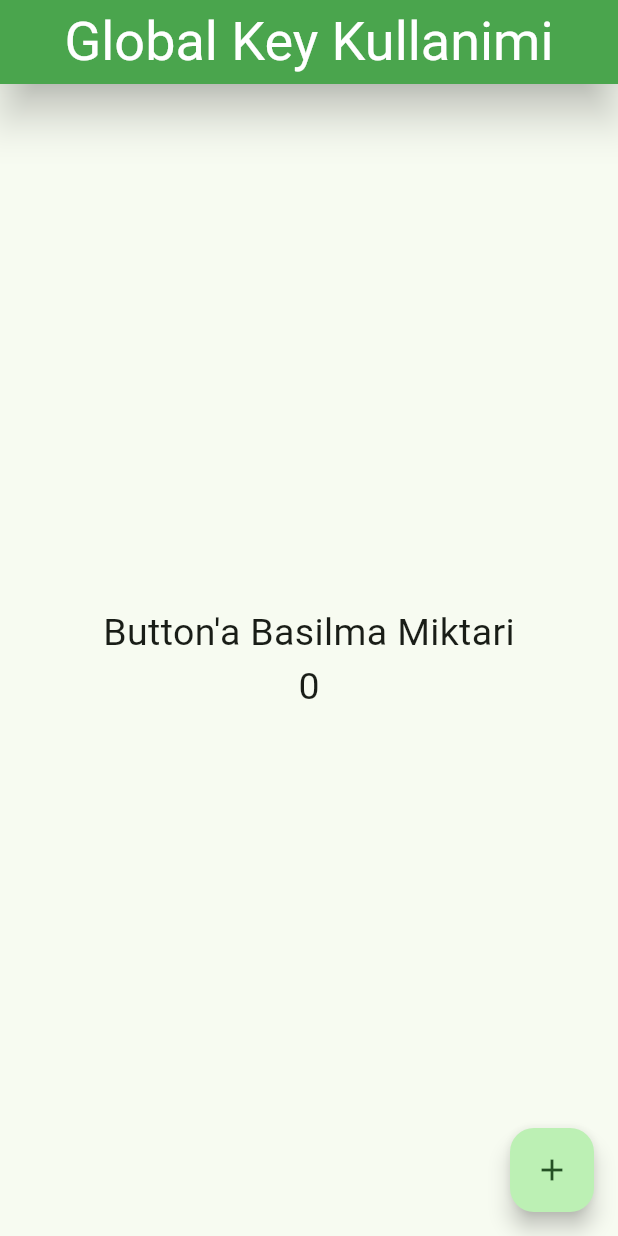
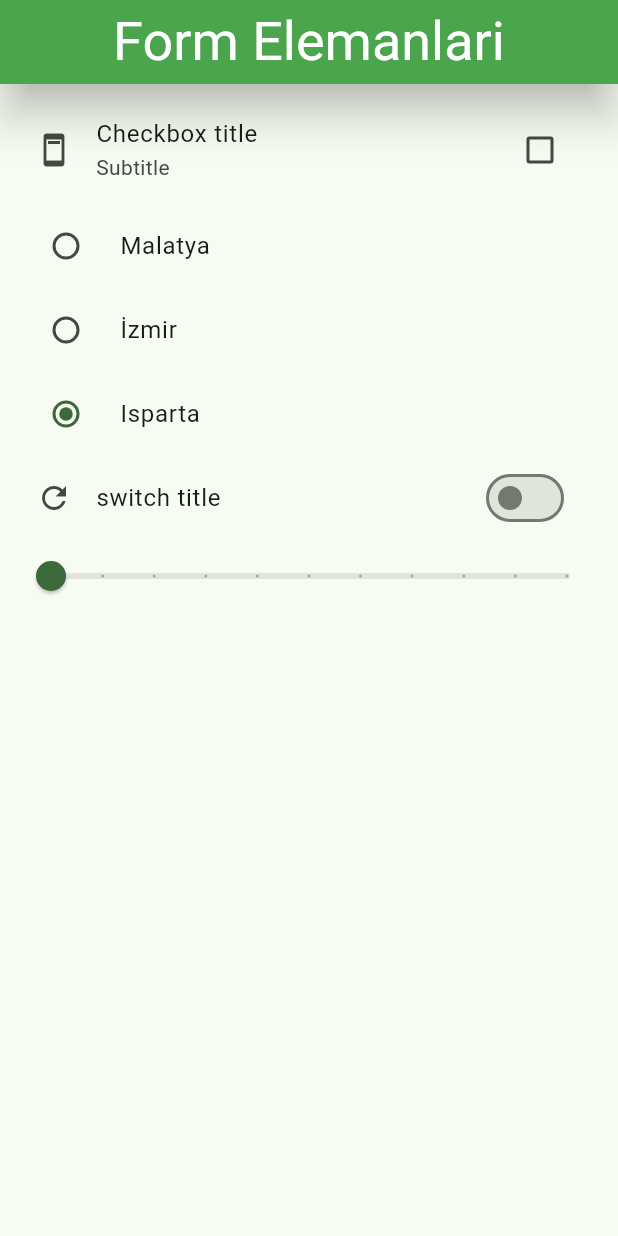
Before and after one commit to BurakTurker1/Flutter_inputs, a Flutter app: the screen it shows after launch, on a phone screen of 412 x 824 dp. Run offline on Flutter 3.47's test engine with Material 3 defaults, Android fonts, the phone set to English and light mode, and no system bars; our stand-ins replace email_validator, flutter_pw_validator; missing offline and left inert: dart:ffi.

Commit message:
checbox_slider_radio_switch

```diff
--- /dev/null
+++ b/lib/chechbox_slider_radio_switch.dart
@@ -0,0 +1,91 @@
+import 'dart:ffi';
+
+import 'package:flutter/material.dart';
+
+class FormElemanlari extends StatefulWidget {
+  const FormElemanlari({super.key});
+
+  @override
+  State<FormElemanlari> createState() => _formElemanlariState();
+}
+
+class _formElemanlariState extends State<FormElemanlari> {
+  bool CheckboxState = false;
+  bool radioState1 = false;
+  String sehir = "Isparta";
+  bool switchState = false;
+  double sliderState = 0.0;
+  @override
+  Widget build(BuildContext context) {
+    return Scaffold(
+      appBar: AppBar(
+        title: Text('Form Elemanlari'),
+      ),
+      body: Padding(
+        padding: EdgeInsets.all(8),
+        child: ListView(
+          children: [
+            CheckboxListTile(
+              value: CheckboxState,
+              onChanged: (secildi) {
+                setState(() {
+                  CheckboxState = secildi!;
+                });
+              },
+              activeColor: Colors.black,
+              title: Text('Checkbox title'),
+              subtitle: Text('Subtitle '),
+              secondary: Icon(Icons.ad_units),
+            ),
+            RadioListTile<String>(
+                value: 'Malatya',
+                groupValue: sehir,
+                title: Text('Malatya'),
+                onChanged: (deger) {
+                  setState(() {
+                    sehir = deger!;
+                    debugPrint("Secilen deger $deger");
+                  });
+                }),
+            RadioListTile<String>(
+                value: 'İzmir',
+                groupValue: sehir,
+                title: Text('İzmir'),
+                onChanged: (deger) {
+                  setState(() {
+                    sehir = deger!;
+                    debugPrint("Secilen deger $deger");
+                  });
+                }),
+            RadioListTile<String>(
+                value: 'Isparta',
+                groupValue: sehir,
+                title: Text('Isparta'),
+                onChanged: (deger) {
+                  setState(() {
+                    sehir = deger!;
+                    debugPrint("Secilen deger $deger");
+                  });
+                }),
+            SwitchListTile(
+                value: switchState,
+                secondary: Icon(Icons.refresh),
+                title: Text('switch title'),
+                onChanged: (deger) {
+                  setState(() {
+                    debugPrint('Anlaşma Onaylandi: $deger');
+                    switchState = deger;
+                  });
+                }),
+                Slider(value: sliderState, onChanged: (deger){
+                  setState(() {
+                    sliderState = deger;
+                    debugPrint('slider deger: $deger');
+                  });
+                },min: 10,max: 20,divisions: 10,label: sliderState.toString(),),//10 ile 20 arasını 10 parcaya böl demek
+          ],
+        ),
+      ),
+    );
+  }
+}
--- a/lib/main.dart
+++ b/lib/main.dart
@@ -1,4 +1,5 @@
 import 'package:flutter/material.dart';
+import 'package:flutter_inputs/chechbox_slider_radio_switch.dart';
 import 'package:flutter_inputs/global_key_kullanimi.dart';
 import 'package:flutter_inputs/text_field_islemleri.dart';
 import 'package:flutter_inputs/text_form_field.dart';
@@ -22,7 +23,8 @@ class MyApp extends StatelessWidget {
             shadowColor: Colors.black,
             elevation: 12 ),
       ),
-      home: GlobalKeyKullanimi(),
+      home: FormElemanlari(),
+      //GlobalKeyKullanimi(),
       //Text_Form_Field(),
       //Text_Field_islemleri(),
     );
```
